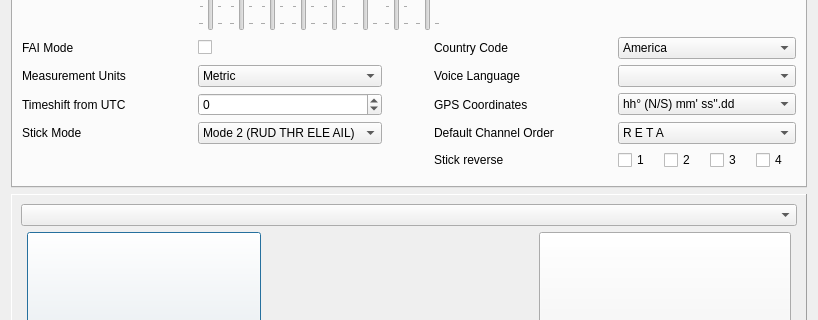
This is companion/src/generaledit.ui in opentx/opentx as Qt 5 draws it before an edit; both pictures show x 0 to 818 and y 465 to 785 of the 818 by 912 pixel window. The edited form follows.
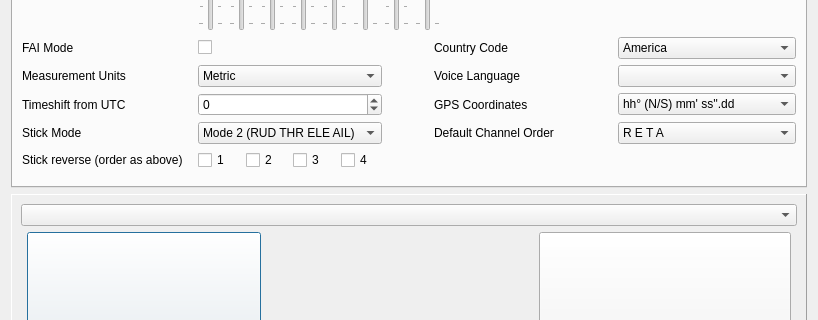
This is the edited form.

Commit message: Better location for stick reverse as mapping is shown above

Diff of the .ui file:
```diff
--- a/companion/src/generaledit.ui
+++ b/companion/src/generaledit.ui
@@ -516,19 +516,6 @@
          </property>
         </widget>
        </item>
-       <item row="31" column="3">
-        <widget class="QLabel" name="stickReverseLB">
-         <property name="sizePolicy">
-          <sizepolicy hsizetype="Minimum" vsizetype="Minimum">
-           <horstretch>0</horstretch>
-           <verstretch>0</verstretch>
-          </sizepolicy>
-         </property>
-         <property name="text">
-          <string>Stick reverse</string>
-         </property>
-        </widget>
-       </item>
        <item row="27" column="1">
         <widget class="QComboBox" name="units_CB">
          <item>
@@ -1849,38 +1836,6 @@
          </item>
         </widget>
        </item>
-       <item row="31" column="4">
-        <layout class="QHBoxLayout" name="horizontalLayout_3">
-         <item>
-          <widget class="QCheckBox" name="stickReverse1">
-           <property name="text">
-            <string notr="true">1</string>
-           </property>
-          </widget>
-         </item>
-         <item>
-          <widget class="QCheckBox" name="stickReverse2">
-           <property name="text">
-            <string notr="true">2</string>
-           </property>
-          </widget>
-         </item>
-         <item>
-          <widget class="QCheckBox" name="stickReverse3">
-           <property name="text">
-            <string notr="true">3</string>
-           </property>
-          </widget>
-         </item>
-         <item>
-          <widget class="QCheckBox" name="stickReverse4">
-           <property name="text">
-            <string notr="true">4</string>
-           </property>
-          </widget>
-         </item>
-        </layout>
-       </item>
        <item row="29" column="1">
         <widget class="QComboBox" name="stickmodeCB">
          <property name="toolTip">
@@ -1942,6 +1897,51 @@
          </property>
         </widget>
        </item>
+       <item row="31" column="0">
+        <widget class="QLabel" name="stickReverseLB">
+         <property name="sizePolicy">
+          <sizepolicy hsizetype="Minimum" vsizetype="Minimum">
+           <horstretch>0</horstretch>
+           <verstretch>0</verstretch>
+          </sizepolicy>
+         </property>
+         <property name="text">
+          <string>Stick reverse (order as above)</string>
+         </property>
+        </widget>
+       </item>
+       <item row="31" column="1">
+        <layout class="QHBoxLayout" name="horizontalLayout_3">
+         <item>
+          <widget class="QCheckBox" name="stickReverse1">
+           <property name="text">
+            <string notr="true">1</string>
+           </property>
+          </widget>
+         </item>
+         <item>
+          <widget class="QCheckBox" name="stickReverse2">
+           <property name="text">
+            <string notr="true">2</string>
+           </property>
+          </widget>
+         </item>
+         <item>
+          <widget class="QCheckBox" name="stickReverse3">
+           <property name="text">
+            <string notr="true">3</string>
+           </property>
+          </widget>
+         </item>
+         <item>
+          <widget class="QCheckBox" name="stickReverse4">
+           <property name="text">
+            <string notr="true">4</string>
+           </property>
+          </widget>
+         </item>
+        </layout>
+       </item>
       </layout>
      </widget>
      <widget class="QWidget" name="tabTrainer">
```
